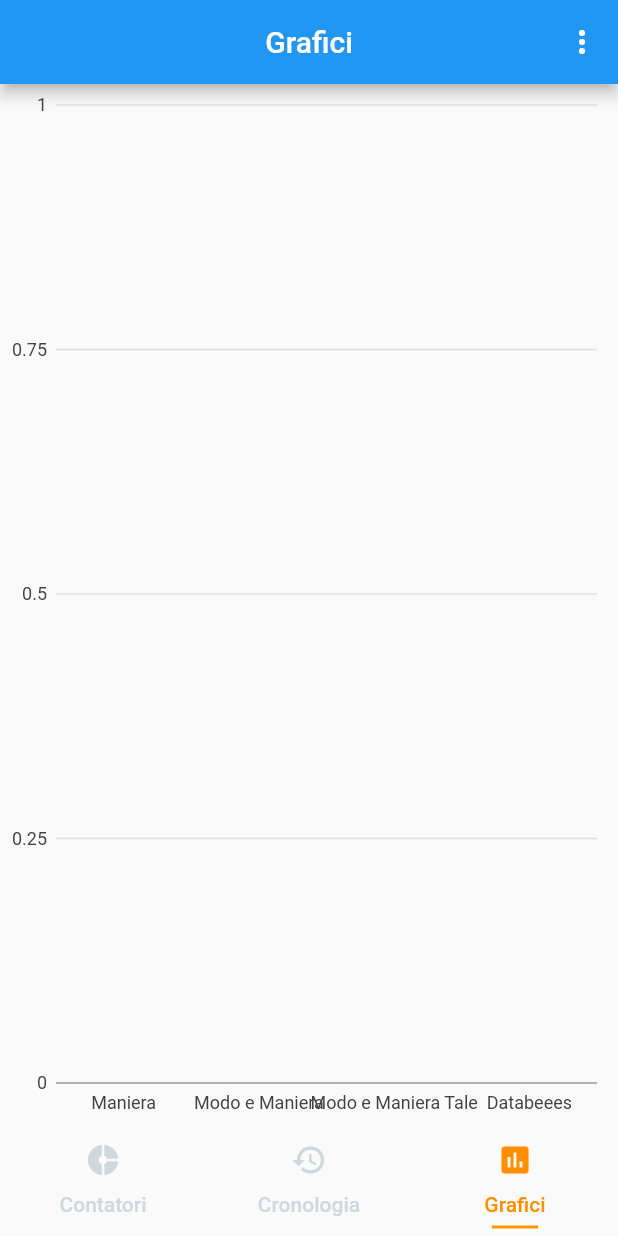
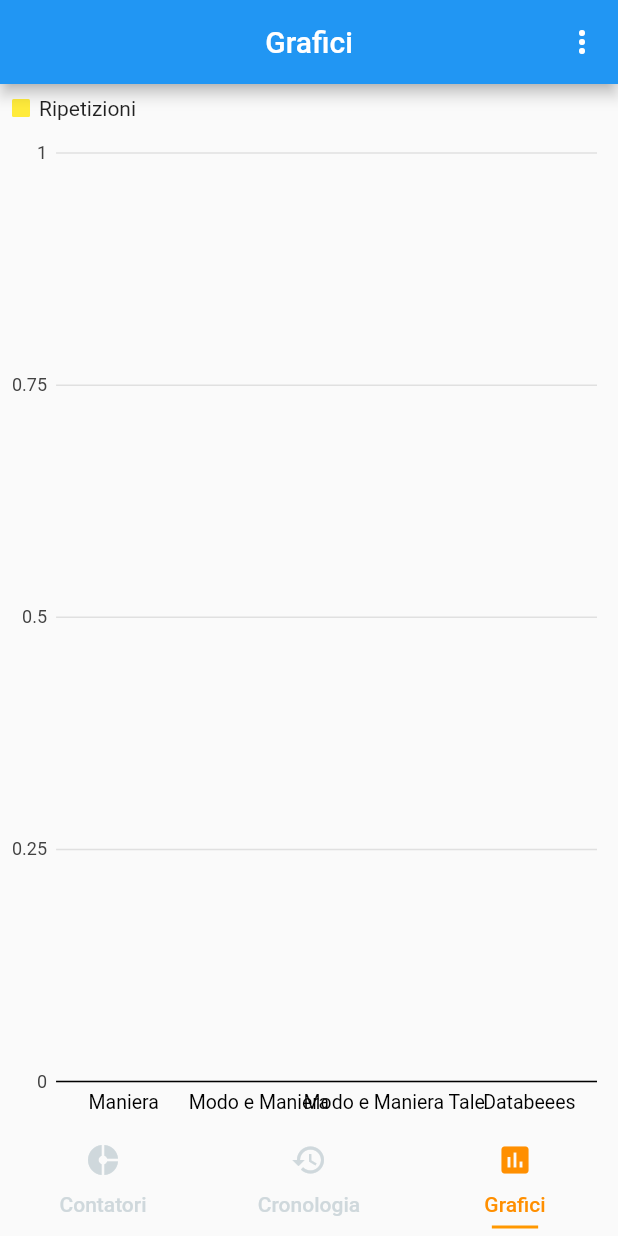
Before and after one commit to MassimoTambu/modoemaniera, a Flutter app: the screen it shows after launch, item 3 of the bottom bar chosen, on a phone screen of 412 x 824 dp. Run offline on Flutter 3.47's test engine with Material 2 defaults, Android fonts, the phone set to English and light mode, and no system bars; our stand-ins replace charts_flutter; missing offline and left inert: holding_gesture.

Commit message:
Edited responsive in charts_page

```diff
--- a/lib/charts_page.dart
+++ b/lib/charts_page.dart
@@ -41,6 +41,26 @@ class SimpleBarChart extends StatelessWidget {
       child: charts.BarChart(
         seriesList,
         animate: animate,
+        domainAxis: charts.OrdinalAxisSpec(
+          renderSpec: new charts.SmallTickRendererSpec(
+            minimumPaddingBetweenLabelsPx: 30,
+            // Tick and Label styling here.
+            labelStyle: new charts.TextStyleSpec(
+              fontSize: 13, // size in Pts.
+              color: charts.MaterialPalette.black,
+            ),
+
+            // Change the line colors to match text color.
+            lineStyle:
+                new charts.LineStyleSpec(color: charts.MaterialPalette.black),
+          ),
+          viewport: new charts.OrdinalViewport('AePS', 3),
+        ),
+        behaviors: [
+          new charts.SeriesLegend(),
+          new charts.SlidingViewport(),
+          new charts.PanAndZoomBehavior(),
+        ],
       ),
     );
   }
@@ -52,7 +72,7 @@ class SimpleBarChart extends StatelessWidget {
 
     return [
       charts.Series<CounterChart, String>(
-        id: 'Sales',
+        id: 'Ripetizioni',
         colorFn: (_, __) => charts.MaterialPalette.yellow.shadeDefault,
         domainFn: (CounterChart sales, _) => sales.name,
         measureFn: (CounterChart sales, _) => sales.count,
```
